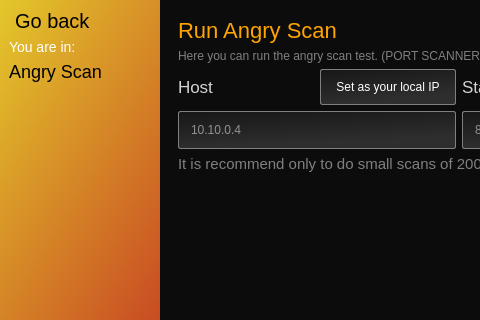
This is router/scan_ui/Angry_scan.ui in hunterjreid/HomeScan as Qt 5 draws it before an edit; both pictures show x 0 to 480 and y 0 to 320 of the 1327 by 778 pixel window. The edited form follows.
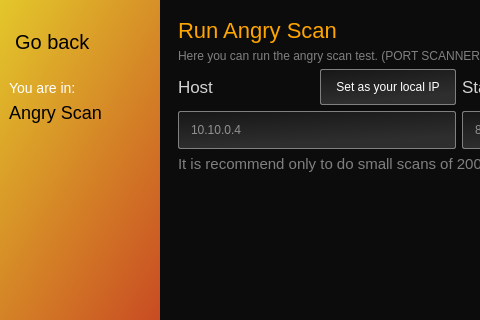
This is the edited form. Icons and pictures are not drawn.

Patch:
```diff
--- a/router/scan_ui/Angry_scan.ui
+++ b/router/scan_ui/Angry_scan.ui
@@ -69,6 +69,12 @@
           <layout class="QHBoxLayout" name="top">
            <item alignment="Qt::AlignTop">
             <widget class="QPushButton" name="back">
+             <property name="minimumSize">
+              <size>
+               <width>0</width>
+               <height>65</height>
+              </size>
+             </property>
              <property name="styleSheet">
               <string notr="true">font-size:20px;
 background:none;</string>
```
